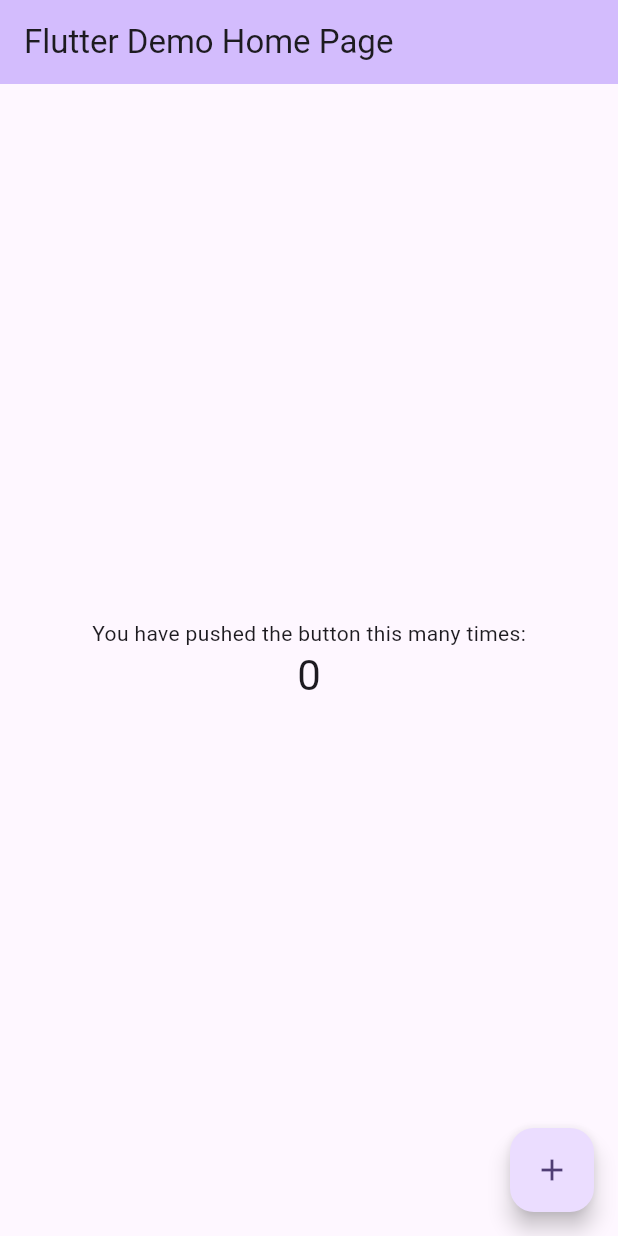
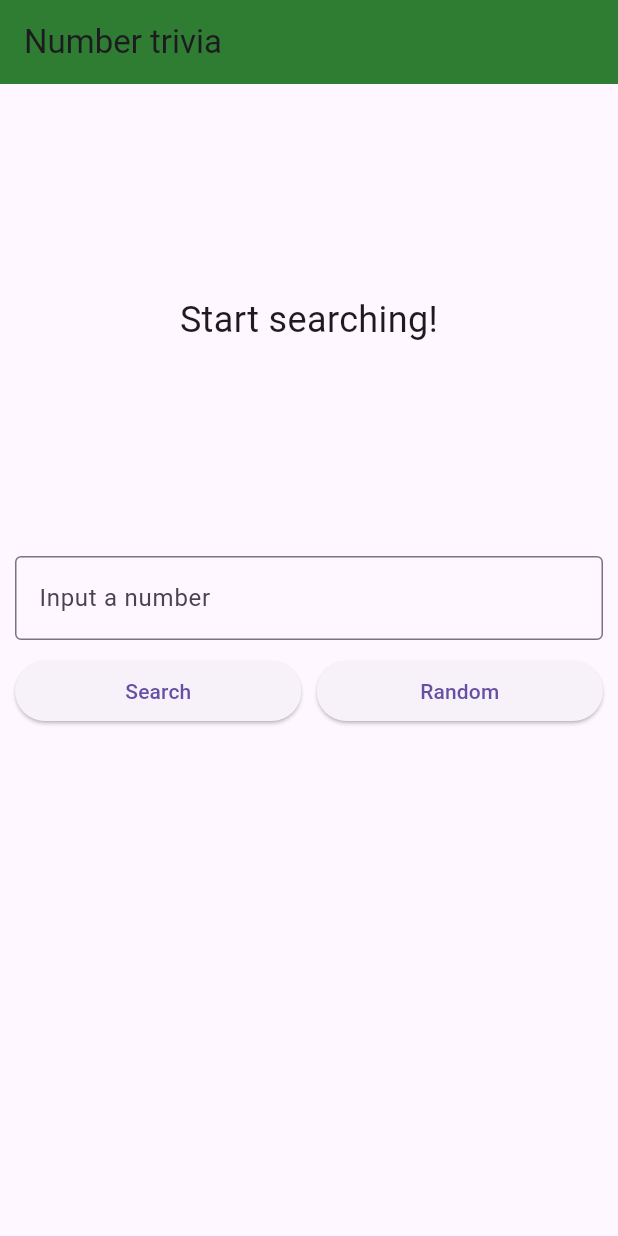
Before and after one commit to j4cksw/flutter-clean-architecture, a Flutter app: the screen it shows after launch, on a phone screen of 412 x 824 dp. Run offline on Flutter 3.47's test engine with Material 3 defaults, Android fonts, the light colour scheme and no system bars; our stand-ins replace bloc, dartz, equatable, flutter_bloc, get_it, internet_connection_checker and 1 more.

Commit message:
Implemented UI

```diff
--- a/lib/features/number_trivia/data/datasources/number_trivia_remote_datasource.dart
+++ b/lib/features/number_trivia/data/datasources/number_trivia_remote_datasource.dart
@@ -21,11 +21,11 @@ class NumberTriviaRemoteDatasourceImpl implements NumberTriviaRemoteDatasource {
   Future<NumberTriviaModel> getConcreteNumberTrivia(int number) => _getFromUrl("$number");
 
   @override
-  Future<NumberTriviaModel> getRandomNumberTrivia() => _getFromUrl("random");
+  Future<NumberTriviaModel> getRandomNumberTrivia() => _getFromUrl("random/trivia");
 
   Future<NumberTriviaModel> _getFromUrl(url) async {
     final response = await httpClient.get(
-        Uri(path: "http://numbersapi.com/$url"),
+        Uri.parse("http://numbersapi.com/$url"),
         headers: {'Content-type': 'application/json'});
 
     if (response.statusCode != 200) {
--- a/lib/features/number_trivia/presentation/bloc/number_trivia/number_trivia_bloc.dart
+++ b/lib/features/number_trivia/presentation/bloc/number_trivia/number_trivia_bloc.dart
@@ -24,8 +24,8 @@ class NumberTriviaBloc extends Bloc<NumberTriviaEvent, NumberTriviaState> {
     required this.getRandom,
     required this.inputConverter,
   }) : super(Empty()) {
-    on<GetConcreteNumberTriviaEvent>((event, emit) {
-      inputConverter.stringToUnsignedInt(event.numberString).fold((failure) {
+    on<GetConcreteNumberTriviaEvent>((event, emit) async {
+      await inputConverter.stringToUnsignedInt(event.numberString).fold((failure) {
         emit(const Error(message: INVALID_INPUT_MESSAGE));
       }, (parsedNumber) async {
         emit(Loading());
--- a/lib/features/number_trivia/presentation/bloc/number_trivia/number_trivia_state.dart
+++ b/lib/features/number_trivia/presentation/bloc/number_trivia/number_trivia_state.dart
@@ -5,6 +5,7 @@ sealed class NumberTriviaState extends Equatable {
 
   @override
   List<Object> get props => [];
+
 }
 
 final class Empty extends NumberTriviaState {}
--- /dev/null
+++ b/lib/features/number_trivia/presentation/pages/number_trivia_page.dart
@@ -0,0 +1,114 @@
+import 'package:cleaner/features/number_trivia/domain/entities/number_trivia.dart';
+import 'package:cleaner/features/number_trivia/presentation/bloc/number_trivia/number_trivia_bloc.dart';
+import 'package:cleaner/features/number_trivia/presentation/widgets/loading_display.dart';
+import 'package:cleaner/features/number_trivia/presentation/widgets/message_display.dart';
+import 'package:cleaner/features/number_trivia/presentation/widgets/trivia_display.dart';
+import 'package:cleaner/injection.dart';
+import 'package:flutter/material.dart';
+import 'package:flutter/services.dart';
+import 'package:flutter_bloc/flutter_bloc.dart';
+
+class NumberTriviaPage extends StatelessWidget {
+  const NumberTriviaPage({super.key});
+
+  @override
+  Widget build(BuildContext context) {
+    return Scaffold(
+      appBar: AppBar(
+        title: const Text('Number trivia'),
+      ),
+      body: _buildBody(context),
+    );
+  }
+
+  BlocProvider<NumberTriviaBloc> _buildBody(BuildContext context) {
+    return BlocProvider(
+      create: (_) => sl<NumberTriviaBloc>(),
+      child: Padding(
+        padding: const EdgeInsets.all(10.0),
+        child: Column(
+          children: [
+            const SizedBox(
+              height: 10,
+            ),
+            BlocBuilder<NumberTriviaBloc, NumberTriviaState>(
+              builder: _buildMessageDisplay,
+            ),
+            const SizedBox(
+              height: 20,
+            ),
+            const TriviaControls()
+          ],
+        ),
+      ),
+    );
+  }
+
+  Widget _buildMessageDisplay(_, NumberTriviaState state) {
+    if (state is Empty) {
+      return const MessageDisplay(message: 'Start searching!');
+    }
+    if (state is Loading) {
+      return const LoadingWidget();
+    }
+    if (state is Loaded) {
+      return TriviaDisplay(trivia: state.numberTrivia);
+    }
+    if (state is Error) {
+      return MessageDisplay(message: state.message);
+    }
+    return const TriviaDisplay(trivia: NumberTrivia(number: 999, text: '''
+      Contrary to popular belief, Lorem Ipsum is not simply random text. It has roots in a piece of classical Latin literature from 45 BC, making it over 2000 years old. Richard McClintock, a Latin professor at Hampden-Sydney College in Virginia, looked up one of the more obscure Latin words, consectetur, from a Lorem Ipsum passage, and going through the cites of the word in classical literature, discovered the undoubtable source. Lorem Ipsum comes from sections 1.10.32 and 1.10.33 of "de Finibus Bonorum et Malorum" (The Extremes of Good and Evil) by Cicero, written in 45 BC. This book is a treatise on the theory of ethics, very popular during the Renaissance. The first line of Lorem Ipsum, "Lorem ipsum dolor sit amet..", comes from a line in section 1.10.32.
+
+      The standard chunk of Lorem Ipsum used since the 1500s is reproduced below for those interested. Sections 1.10.32 and 1.10.33 from "de Finibus Bonorum et Malorum" by Cicero are also reproduced in their exact original form, accompanied by English versions from the 1914 translation by H. Rackham.
+      '''));
+  }
+}
+
+class TriviaControls extends StatefulWidget {
+  const TriviaControls({
+    super.key,
+  });
+
+  @override
+  State<TriviaControls> createState() => _TriviaControlsState();
+}
+
+class _TriviaControlsState extends State<TriviaControls> {
+  final controller = TextEditingController();
+  String inputStr = '';
+
+  @override
+  Widget build(BuildContext context) {
+    return Column(
+      children: [
+        TextField(
+          controller: controller,
+          decoration: const InputDecoration(
+              border: OutlineInputBorder(), hintText: 'Input a number'),
+          onChanged: (value) => inputStr = value,
+        ),
+        const SizedBox(
+          height: 10,
+        ),
+        Row(
+          children: [
+            Expanded(
+                child: ElevatedButton(
+                    onPressed: () => BlocProvider.of<NumberTriviaBloc>(context)
+                        .add(GetConcreteNumberTriviaEvent(inputStr)),
+                    child: const Text('Search'))),
+            const SizedBox(
+              width: 10,
+            ),
+            Expanded(
+                child: ElevatedButton(
+                    onPressed: () => BlocProvider.of<NumberTriviaBloc>(context)
+                        .add(GetRandomNumberTriviaEvent()),
+                    child: const Text('Random'))),
+          ],
+        )
+      ],
+    );
+  }
+}
--- /dev/null
+++ b/lib/features/number_trivia/presentation/widgets/message_display.dart
@@ -0,0 +1,22 @@
+import 'package:flutter/widgets.dart';
+
+class MessageDisplay extends StatelessWidget {
+  final String message;
+
+  const MessageDisplay({super.key, required this.message});
+
+  @override
+  Widget build(BuildContext context) {
+    return SizedBox(
+      height: MediaQuery.of(context).size.height / 3,
+      child: Center(
+        child: SingleChildScrollView(
+            child: Text(
+          message,
+          style: const TextStyle(fontSize: 24),
+          textAlign: TextAlign.center,
+        )),
+      ),
+    );
+  }
+}
--- a/lib/main.dart
+++ b/lib/main.dart
@@ -1,125 +1,26 @@
+import 'package:cleaner/injection.dart';
 import 'package:flutter/material.dart';
 
-void main() {
+import 'features/number_trivia/presentation/pages/number_trivia_page.dart';
+
+void main() async {
+  WidgetsFlutterBinding.ensureInitialized();
+  await init();
   runApp(const MyApp());
 }
 
 class MyApp extends StatelessWidget {
   const MyApp({super.key});
 
-  // This widget is the root of your application.
   @override
   Widget build(BuildContext context) {
     return MaterialApp(
-      title: 'Flutter Demo',
+      title: 'Number trivia',
       theme: ThemeData(
-        // This is the theme of your application.
-        //
-        // TRY THIS: Try running your application with "flutter run". You'll see
-        // the application has a blue toolbar. Then, without quitting the app,
-        // try changing the seedColor in the colorScheme below to Colors.green
-        // and then invoke "hot reload" (save your changes or press the "hot
-        // reload" button in a Flutter-supported IDE, or press "r" if you used
-        // the command line to start the app).
-        //
-        // Notice that the counter didn't reset back to zero; the application
-        // state is not lost during the reload. To reset the state, use hot
-        // restart instead.
-        //
-        // This works for code too, not just values: Most code changes can be
-        // tested with just a hot reload.
-        colorScheme: ColorScheme.fromSeed(seedColor: Colors.deepPurple),
-        useMaterial3: true,
+        appBarTheme: AppBarTheme(color: Colors.green.shade800),
+        primaryColor: Colors.green.shade800,
       ),
-      home: const MyHomePage(title: 'Flutter Demo Home Page'),
+      home: const NumberTriviaPage(),
     );
   }
 }
-
-class MyHomePage extends StatefulWidget {
-  const MyHomePage({super.key, required this.title});
-
-  // This widget is the home page of your application. It is stateful, meaning
-  // that it has a State object (defined below) that contains fields that affect
-  // how it looks.
-
-  // This class is the configuration for the state. It holds the values (in this
-  // case the title) provided by the parent (in this case the App widget) and
-  // used by the build method of the State. Fields in a Widget subclass are
-  // always marked "final".
-
-  final String title;
-
-  @override
-  State<MyHomePage> createState() => _MyHomePageState();
-}
-
-class _MyHomePageState extends State<MyHomePage> {
-  int _counter = 0;
-
-  void _incrementCounter() {
-    setState(() {
-      // This call to setState tells the Flutter framework that something has
-      // changed in this State, which causes it to rerun the build method below
-      // so that the display can reflect the updated values. If we changed
-      // _counter without calling setState(), then the build method would not be
-      // called again, and so nothing would appear to happen.
-      _counter++;
-    });
-  }
-
-  @override
-  Widget build(BuildContext context) {
-    // This method is rerun every time setState is called, for instance as done
-    // by the _incrementCounter method above.
-    //
-    // The Flutter framework has been optimized to make rerunning build methods
-    // fast, so that you can just rebuild anything that needs updating rather
-    // than having to individually change instances of widgets.
-    return Scaffold(
-      appBar: AppBar(
-        // TRY THIS: Try changing the color here to a specific color (to
-        // Colors.amber, perhaps?) and trigger a hot reload to see the AppBar
-        // change color while the other colors stay the same.
-        backgroundColor: Theme.of(context).colorScheme.inversePrimary,
-        // Here we take the value from the MyHomePage object that was created by
-        // the App.build method, and use it to set our appbar title.
-        title: Text(widget.title),
-      ),
-      body: Center(
-        // Center is a layout widget. It takes a single child and positions it
-        // in the middle of the parent.
-        child: Column(
-          // Column is also a layout widget. It takes a list of children and
-          // arranges them vertically. By default, it sizes itself to fit its
-          // children horizontally, and tries to be as tall as its parent.
-          //
-          // Column has various properties to control how it sizes itself and
-          // how it positions its children. Here we use mainAxisAlignment to
-          // center the children vertically; the main axis here is the vertical
-          // axis because Columns are vertical (the cross axis would be
-          // horizontal).
-          //
-          // TRY THIS: Invoke "debug painting" (choose the "Toggle Debug Paint"
-          // action in the IDE, or press "p" in the console), to see the
-          // wireframe for each widget.
-          mainAxisAlignment: MainAxisAlignment.center,
-          children: <Widget>[
-            const Text(
-              'You have pushed the button this many times:',
-            ),
-            Text(
-              '$_counter',
-              style: Theme.of(context).textTheme.headlineMedium,
-            ),
-          ],
-        ),
-      ),
-      floatingActionButton: FloatingActionButton(
-        onPressed: _incrementCounter,
-        tooltip: 'Increment',
-        child: const Icon(Icons.add),
-      ), // This trailing comma makes auto-formatting nicer for build methods.
-    );
-  }
-}
--- a/pubspec.yaml
+++ b/pubspec.yaml
@@ -41,6 +41,8 @@ dependencies:
   shared_preferences: ^2.3.1
   http: ^1.2.2
   bloc: ^8.1.4
+  get_it: ^7.7.0
+  flutter_bloc: ^8.1.6
 
 dev_dependencies:
   flutter_test:
```
Also changed, not shown: lib/features/number_trivia/presentation/widgets/loading_display.dart (added, +17 -0 lines), lib/features/number_trivia/presentation/widgets/trivia_display.dart (added, +33 -0 lines), lib/injection.dart (added, +45 -0 lines), pubspec.lock, 6 other files.
